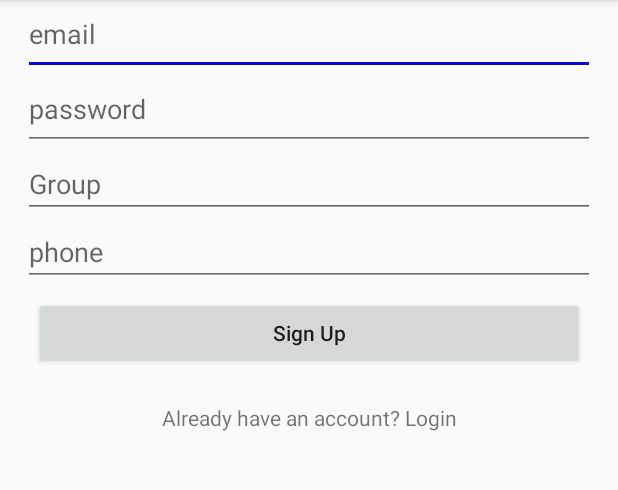
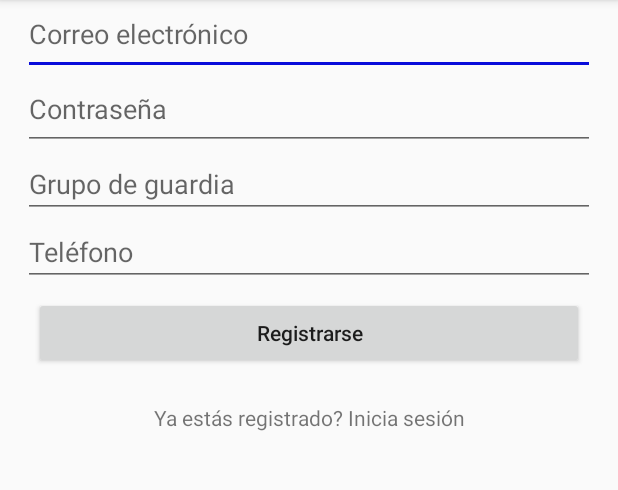
Before and after one commit to Joe545/teghpp, an Android app: the Registro screen opened directly, with no data from a screen before it, on a phone screen of 412 x 824 dp, the part 84-574 px from its top. Run offline under Robolectric (Android 15) with nearby library versions, the phone set to English and light mode, and no system bars; our stand-ins replace Firebase (no records; nobody signed in at launch, a user with empty details on screens opened directly).

Commit message:
traduccion al español

```diff
--- a/app/src/main/res/layout/activity_registro.xml
+++ b/app/src/main/res/layout/activity_registro.xml
@@ -38,7 +38,7 @@
                 android:id="@+id/editTextEmail"
                 android:layout_width="match_parent"
                 android:layout_height="wrap_content"
-                android:hint="email"
+                android:hint="Correo electrónico"
                 android:inputType="textEmailAddress"
                 android:paddingBottom="15dp"
                 />
@@ -47,7 +47,7 @@
                 android:id="@+id/editTextPassword"
                 android:layout_width="match_parent"
                 android:layout_height="wrap_content"
-                android:hint="password"
+                android:hint="Contraseña"
                 android:inputType="textPassword"
                 android:paddingBottom="15dp"
                 />
@@ -57,7 +57,7 @@
                 android:layout_width="match_parent"
                 android:layout_height="wrap_content"
                 android:ems="10"
-                android:hint="Group"
+                android:hint="Grupo de guardia"
                 android:inputType="number" />
 
             <EditText
@@ -65,7 +65,7 @@
                 android:layout_width="match_parent"
                 android:layout_height="wrap_content"
                 android:digits="0123456789"
-                android:hint="phone"
+                android:hint="Teléfono"
                 android:inputType="number"
                 android:maxLength="10"
                 />
@@ -76,7 +76,7 @@
                 android:layout_height="wrap_content"
                 android:layout_gravity="center"
                 android:layout_margin="7dp"
-                android:text="Sign Up"
+                android:text="Registrarse"
                 android:textAllCaps="false"
                 />
 
@@ -85,7 +85,7 @@
                 android:layout_width="match_parent"
                 android:layout_height="wrap_content"
                 android:padding="15dp"
-                android:text="Already have an account? Login"
+                android:text="Ya estás registrado? Inicia sesión"
                 android:textAlignment="center"
                 />
 
```
Also changed, not shown: app/src/main/java/com/teghpp/MainActivity.java (+6 -6 lines), app/src/main/java/com/teghpp/Registro.java (+8 -8 lines), app/src/main/res/layout/activity_main.xml (+4 -4 lines).
